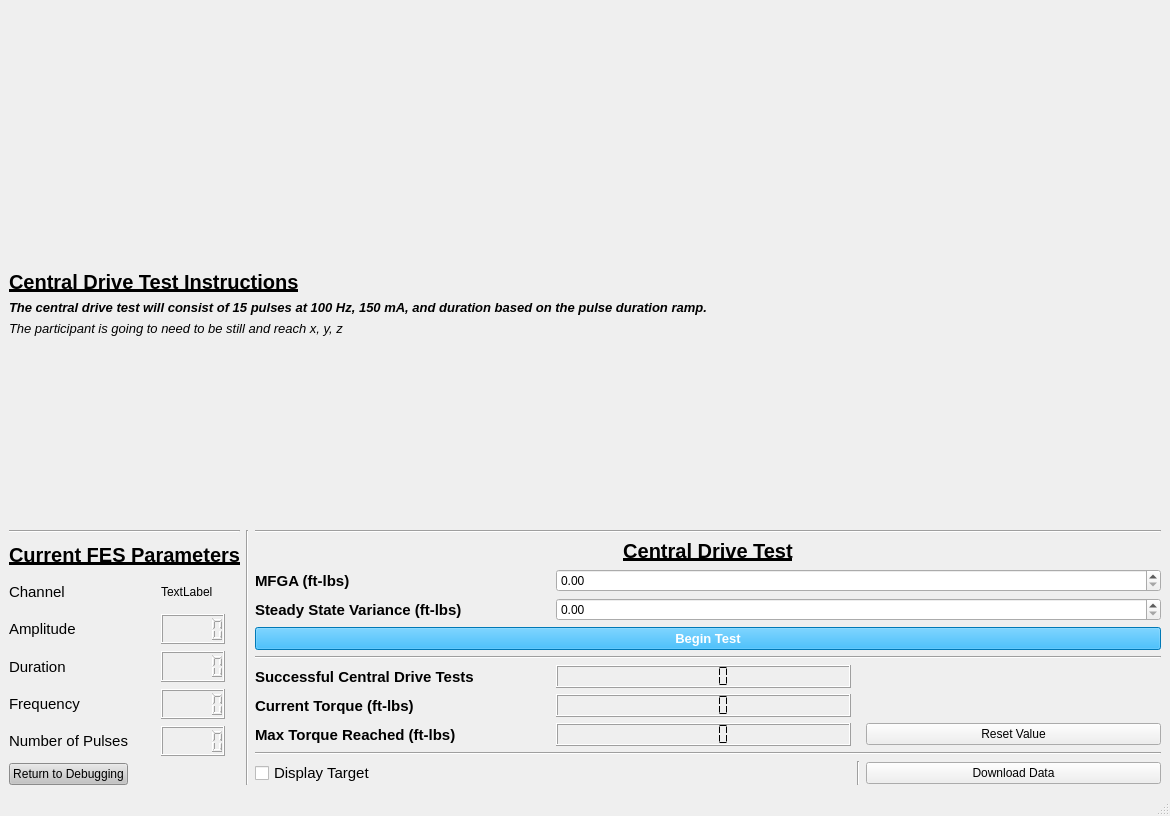
This is resources/_CD_GUI_CDTest_Formed_Clinician.ui in jontalvarez/central-drive as Qt 5 draws it before an edit. The edited form follows.
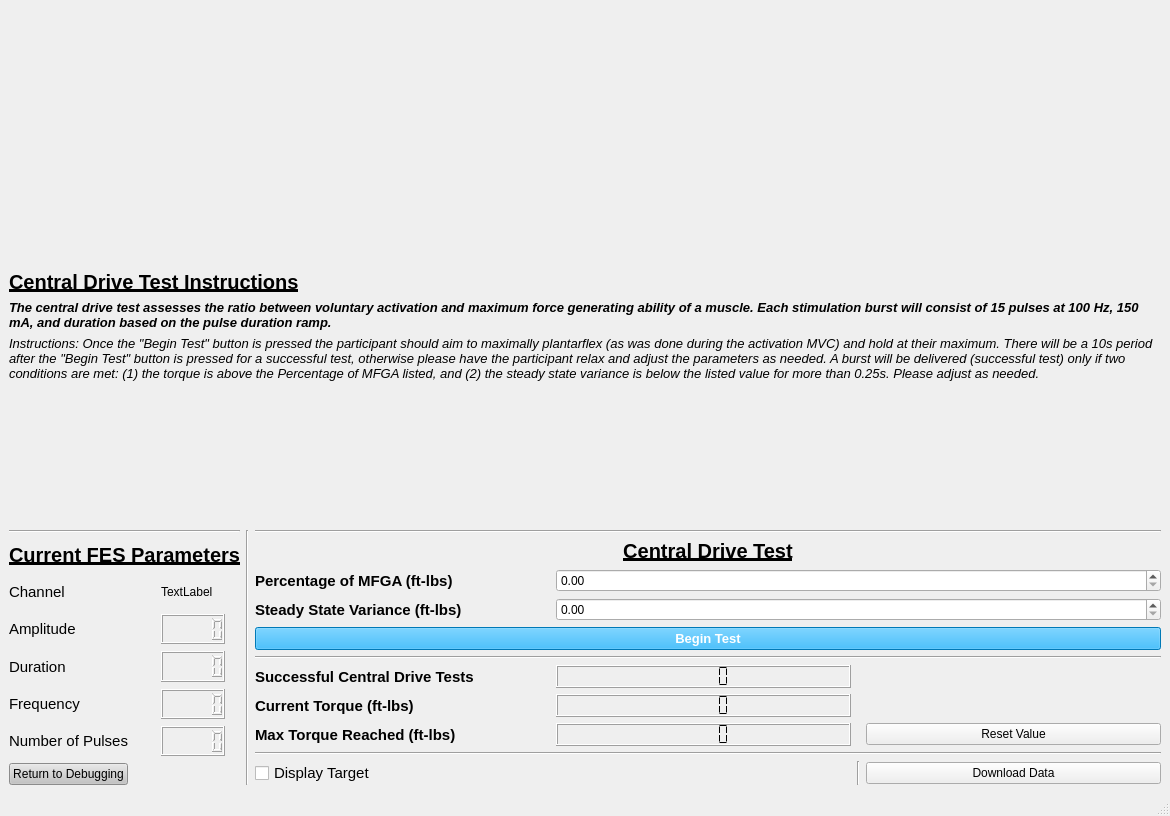
This is the edited form.

Commit message:
Pulse Duration Ramp Visualization
Added visualization between pulse duration ramp and central drive test where user can input desired duration.

Diff of the .ui file:
```diff
--- a/resources/_CD_GUI_CDTest_Formed_Clinician.ui
+++ b/resources/_CD_GUI_CDTest_Formed_Clinician.ui
@@ -73,7 +73,7 @@
            </font>
           </property>
           <property name="text">
-           <string>MFGA (ft-lbs)</string>
+           <string>Percentage of MFGA (ft-lbs)</string>
           </property>
          </widget>
         </item>
@@ -516,7 +516,10 @@
            <string notr="true"/>
           </property>
           <property name="text">
-           <string>The central drive test will consist of 15 pulses at 100 Hz, 150 mA, and duration based on the pulse duration ramp. </string>
+           <string>The central drive test assesses the ratio between voluntary activation and maximum force generating ability of a muscle. Each stimulation burst will consist of 15 pulses at 100 Hz, 150 mA, and duration based on the pulse duration ramp. </string>
+          </property>
+          <property name="wordWrap">
+           <bool>true</bool>
           </property>
          </widget>
         </item>
@@ -556,7 +559,10 @@
            </font>
           </property>
           <property name="text">
-           <string>The participant is going to need to be still and reach x, y, z</string>
+           <string>Instructions: Once the &quot;Begin Test&quot; button is pressed the participant should aim to maximally plantarflex (as was done during the activation MVC) and hold at their maximum. There will be a 10s period after the &quot;Begin Test&quot; button is pressed for a successful test, otherwise please have the participant relax and adjust the parameters as needed. A burst will be delivered (successful test) only if two conditions are met: (1) the torque is above the Percentage of MFGA listed, and (2) the steady state variance is below the listed value for more than 0.25s. Please adjust as needed.</string>
+          </property>
+          <property name="wordWrap">
+           <bool>true</bool>
           </property>
          </widget>
         </item>
```
The commit also changes 5 other files.
